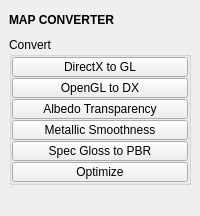
m3trik/pythontk, file pythontk/img_utils/map_converter.ui: the form before one commit.
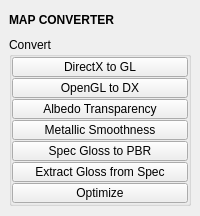
The form after the commit. Custom widgets are drawn as their Qt base class.

```diff
--- a/pythontk/img_utils/map_converter.ui
+++ b/pythontk/img_utils/map_converter.ui
@@ -233,6 +233,31 @@
            </property>
           </widget>
          </item>
+         <item>
+          <widget class="QPushButton" name="b005">
+           <property name="enabled">
+            <bool>true</bool>
+           </property>
+           <property name="minimumSize">
+            <size>
+             <width>0</width>
+             <height>20</height>
+            </size>
+           </property>
+           <property name="maximumSize">
+            <size>
+             <width>16777215</width>
+             <height>20</height>
+            </size>
+           </property>
+           <property name="toolTip">
+            <string>&lt;html&gt;&lt;head/&gt;&lt;body&gt;&lt;p&gt;&lt;span style=&quot; font-weight:600;&quot;&gt;Extract Glossiness from Specular&lt;/span&gt;&lt;br/&gt;Extracts the Glossiness map from the Specular map's alpha channel.&lt;br/&gt;&lt;br/&gt;&lt;span style=&quot; font-weight:600;&quot;&gt;Usage:&lt;/span&gt; Select a &lt;span style=&quot; font-weight:600;&quot;&gt;Specular &lt;/span&gt;map.&lt;br/&gt;&lt;br/&gt;- If extraction fails, the &lt;span style=&quot; font-weight:600;&quot;&gt;Roughness&lt;/span&gt; map will be approximated using the &lt;span style=&quot; font-weight:600;&quot;&gt;Specular&lt;/span&gt; map.&lt;br/&gt;- If an existing &lt;span style=&quot; font-weight:600;&quot;&gt;Roughness&lt;/span&gt; map of the same name exists, it will be &lt;span style=&quot; font-weight:600;&quot;&gt;overwritten&lt;/span&gt;. &lt;/p&gt;&lt;/body&gt;&lt;/html&gt;</string>
+           </property>
+           <property name="text">
+            <string>Extract Gloss from Spec</string>
+           </property>
+          </widget>
+         </item>
          <item>
           <widget class="QPushButton" name="b006">
            <property name="enabled">
```
